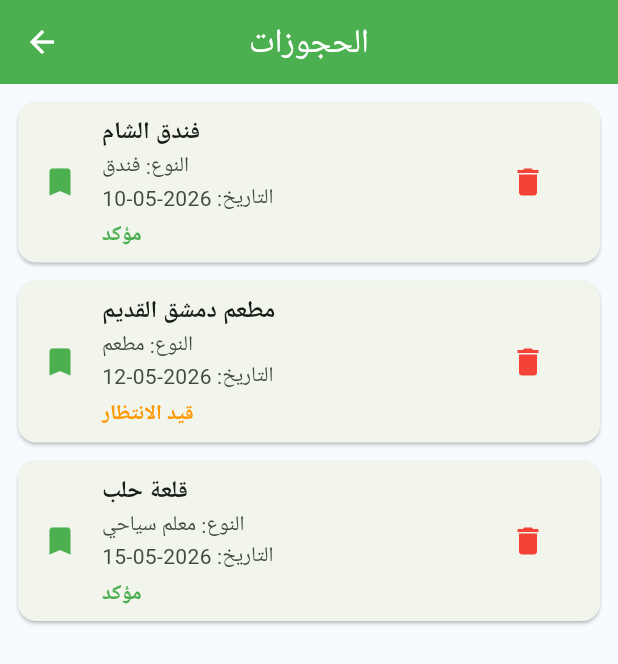
After one commit to abdullahhamod01-bot/syrtrip1, a Flutter app: the BookingsView screen opened by its route, on a phone screen of 412 x 824 dp. The commit adds this screen. Shown: the top 664 px of the screen. Run offline on Flutter 3.47's test engine with Material 3 defaults, Android fonts, the light colour scheme and no system bars; our stand-ins replace lottie, shared_preferences, sqflite; accounts and stored records are empty; Roboto replaces fonts that are missing (Cairo).

Commit message:
تم تعديل الحجوزات

```diff
--- a/front/lib/main.dart
+++ b/front/lib/main.dart
@@ -5,6 +5,7 @@ import 'views/splash_view.dart';
 import 'views/hotels_view.dart';
 import 'views/attractions_view.dart';
 import 'views/restaurants_view.dart';
+import 'views/bookings_view.dart';
 import 'views/transport_view.dart';
 import 'views/detail_view.dart';
 import 'views/currency_view.dart';
@@ -92,6 +93,7 @@ class SyrTripApp extends StatelessWidget {
               '/attractions': (context) => const AttractionsView(),
               '/restaurants': (context) => const RestaurantsView(),
               '/transport': (context) => const TransportView(),
+              '/bookings': (context) => const BookingsView(),
               '/currency': (context) => const CurrencyView(),
               DetailView.routeName: (context) => const DetailView(),
             },
--- /dev/null
+++ b/front/lib/views/bookings_view.dart
@@ -0,0 +1,113 @@
+import 'package:flutter/material.dart';
+
+class BookingsView extends StatefulWidget {
+  const BookingsView({super.key});
+
+  @override
+  State<BookingsView> createState() => _BookingsViewState();
+}
+
+class _BookingsViewState extends State<BookingsView> {
+  // بيانات وهمية (لاحقاً تربطها بقاعدة بيانات أو API)
+  final List<Map<String, dynamic>> bookings = [
+    {
+      "title": "فندق الشام",
+      "type": "فندق",
+      "date": "2026-05-10",
+      "status": "مؤكد",
+      "image": "https://images.unsplash.com/photo-hotel"
+    },
+    {
+      "title": "مطعم دمشق القديم",
+      "type": "مطعم",
+      "date": "2026-05-12",
+      "status": "قيد الانتظار",
+      "image": "https://images.unsplash.com/photo-restaurant"
+    },
+    {
+      "title": "قلعة حلب",
+      "type": "معلم سياحي",
+      "date": "2026-05-15",
+      "status": "مؤكد",
+      "image": "https://images.unsplash.com/photo-place"
+    },
+  ];
+
+  Color _statusColor(String status) {
+    switch (status) {
+      case "مؤكد":
+        return Colors.green;
+      case "قيد الانتظار":
+        return Colors.orange;
+      default:
+        return Colors.grey;
+    }
+  }
+
+  @override
+  Widget build(BuildContext context) {
+    return Scaffold(
+      backgroundColor: const Color(0xFFF7FBFF),
+
+      appBar: AppBar(
+        title: const Text("الحجوزات"),
+        backgroundColor: Colors.green,
+      ),
+
+      body: bookings.isEmpty
+          ? const Center(
+              child: Text(
+                "لا توجد حجوزات حالياً",
+                style: TextStyle(fontSize: 16),
+              ),
+            )
+          : ListView.builder(
+              padding: const EdgeInsets.all(12),
+              itemCount: bookings.length,
+              itemBuilder: (context, i) {
+                final b = bookings[i];
+
+                return Card(
+                  margin: const EdgeInsets.only(bottom: 12),
+                  shape: RoundedRectangleBorder(
+                    borderRadius: BorderRadius.circular(12),
+                  ),
+                  child: ListTile(
+                    leading: const Icon(Icons.bookmark, color: Colors.green),
+
+                    title: Text(
+                      b['title'],
+                      style: const TextStyle(fontWeight: FontWeight.bold),
+                    ),
+
+                    subtitle: Column(
+                      crossAxisAlignment: CrossAxisAlignment.start,
+                      children: [
+                        Text("النوع: ${b['type']}"),
+                        Text("التاريخ: ${b['date']}"),
+                        const SizedBox(height: 4),
+                        Text(
+                          b['status'],
+                          style: TextStyle(
+                            color: _statusColor(b['status']),
+                            fontWeight: FontWeight.bold,
+                          ),
+                        ),
+                      ],
+                    ),
+
+                    trailing: IconButton(
+                      icon: const Icon(Icons.delete, color: Colors.red),
+                      onPressed: () {
+                        setState(() {
+                          bookings.removeAt(i);
+                        });
+                      },
+                    ),
+                  ),
+                );
+              },
+            ),
+    );
+  }
+}
```
